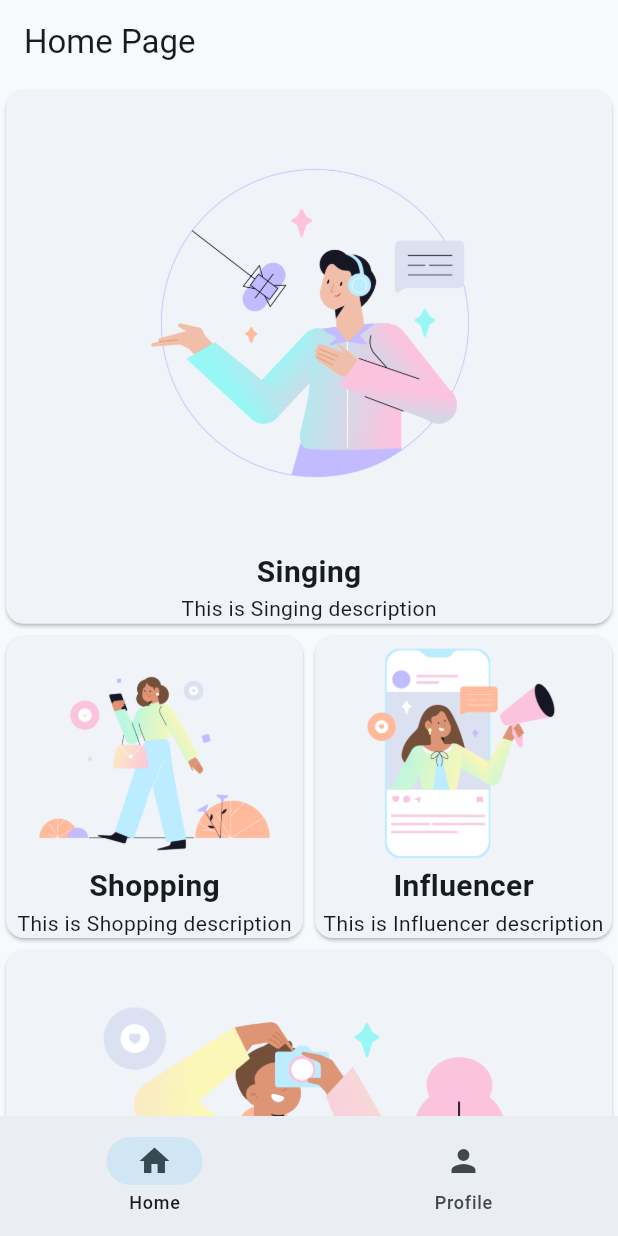
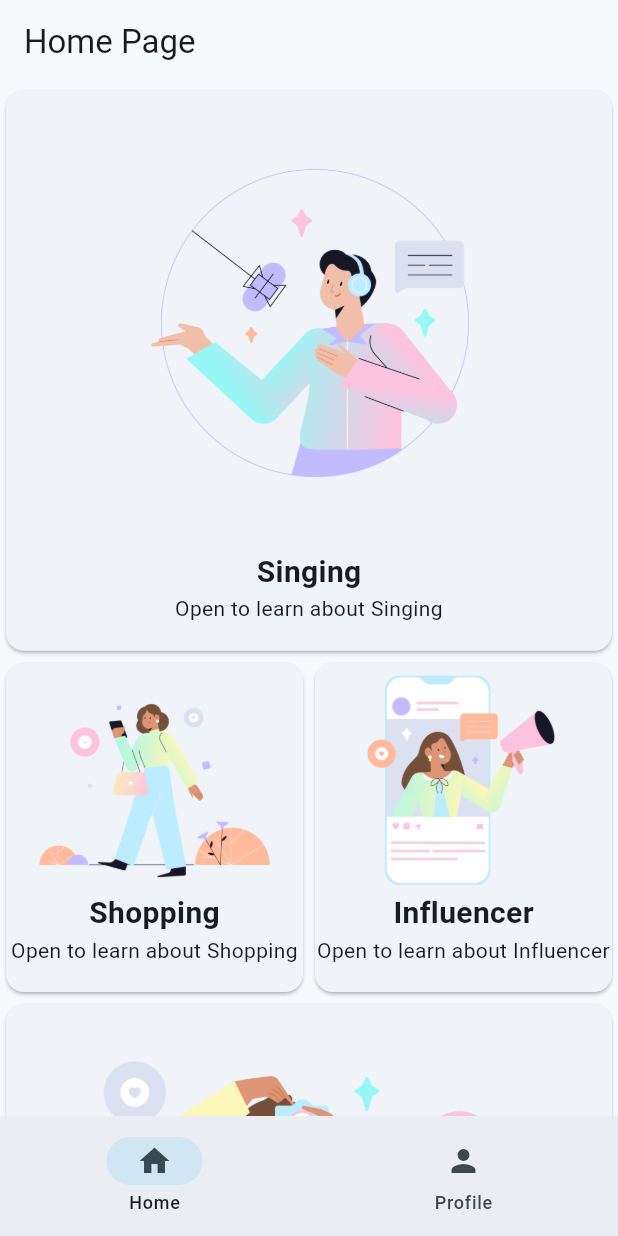
Before and after one commit to themohitkhandal/flutter_app, a Flutter app: the screen it shows after launch, on a phone screen of 412 x 824 dp. Run offline on Flutter 3.47's test engine with Material 2 defaults, Android fonts, the phone set to English and light mode, and no system bars.

Commit message:
Project Completed

```diff
--- a/lib/class/card_class.dart
+++ b/lib/class/card_class.dart
@@ -2,7 +2,9 @@ class ItemClass {
   ItemClass({
     required this.title,
     required this.imagePath,
+    required this.desc,
   });
   String title;
   String imagePath;
+  String desc;
 }
--- a/lib/core/constants.dart
+++ b/lib/core/constants.dart
@@ -3,4 +3,14 @@ const double kHeight10 = 10.0;
 const double kHeight20 = 20.0;
 const double kHeight40 = 40.0;
 
-const String description = 'Lorem Ipsum is simply dummy text of the printing and typesetting industry. Lorem Ipsum has been the industry\'s standard dummy text ever since the 1500s, when an unknown printer took a galley of type and scrambled it to make a type specimen book. It has survived not only five centuries, but also the leap into electronic typesetting, remaining essentially unchanged. It was popularised in the 1960s with the release of Letraset sheets containing Lorem Ipsum passages, and more recently with desktop publishing software like Aldus PageMaker including versions of Lorem Ipsum.';
+const String singing =
+    'Singing is a beautiful and expressive form of vocal art that has been a part of human culture for thousands of years. It is the act of producing musical sounds with the voice, typically in a melodious and harmonious manner. Singing is not just about hitting the right notes; it involves emotion, storytelling, and conveying feelings through the lyrics and melody.Throughout history, singing has played a significant role in various cultures and societies. It has been used to celebrate joyous occasions, express grief and sorrow, pass down traditions and stories, and even communicate across long distances. Singing is a universal language that transcends barriers, as the emotions it conveys can be understood and appreciated by people from different backgrounds and languages.';
+
+const String shopping =
+    'Shopping is a fundamental activity that has been an integral part of human societies for centuries. It involves the process of acquiring goods or services in exchange for money or other forms of payment. From traditional marketplaces to modern online platforms, shopping has evolved and adapted to meet the changing needs and preferences of consumers.Throughout history, marketplaces and bazaars have been bustling centers of trade, where people gather to buy and sell a wide variety of goods. ';
+
+const String photography =
+    'Photography is a captivating and powerful art form that allows us to capture and preserve moments in time, telling stories, evoking emotions, and leaving a lasting impact on viewers. Through the lens of a camera, photographers can transform ordinary scenes into extraordinary images, revealing the beauty and essence of the world around us.The history of photography dates back to the early 19th century, with the invention of the camera obscura and the development of photographic processes. Since then, photography has undergone a remarkable evolution, from bulky and complex equipment to the compact and sophisticated digital cameras we use today. ';
+
+const String influencer =
+    'An influencer is a person who has established a significant following on social media platforms and other online channels and has the ability to influence the opinions, behaviors, and purchasing decisions of their audience. These individuals often have a specific niche or area of expertise that resonates with their followers, and they use their platforms to create engaging content that captures the attention and loyalty of their audience.In recent years, influencer marketing has become a powerful force in the digital landscape, with brands and businesses recognizing the value of partnering with influencers to promote their products and services.';
--- /dev/null
+++ b/lib/core/notifier.dart
@@ -0,0 +1,3 @@
+import 'package:flutter/material.dart';
+
+ValueNotifier<bool> isDarkModeNotifier = ValueNotifier(false);
--- a/lib/pages/description_page.dart
+++ b/lib/pages/description_page.dart
@@ -82,9 +82,9 @@ class _DescriptionPageState extends State<DescriptionPage> {
                 const SizedBox(
                   height: kHeight10,
                 ),
-                const Text(
-                  description,
-                  style: TextStyle(
+                Text(
+                  widget.box.desc,
+                  style: const TextStyle(
                     fontSize: 18,
                   ),
                   textAlign: TextAlign.center,
--- a/lib/pages/home_page.dart
+++ b/lib/pages/home_page.dart
@@ -1,5 +1,6 @@
 import 'package:flutter/material.dart';
 import 'package:flutter_app/class/card_class.dart';
+import 'package:flutter_app/core/constants.dart';
 import 'package:flutter_app/widget/card_widget.dart';
 
 class HomePage extends StatelessWidget {
@@ -15,27 +16,27 @@ class HomePage extends StatelessWidget {
         child: Column(
           children: [
             CardWidget(
-              box: ItemClass(title: 'Singing', imagePath: 'images/sing.png'),
+              box: ItemClass(title: 'Singing', imagePath: 'images/sing.png',  desc: singing),
             ),
             Row(
               children: [
                 Expanded(
                   child: CardWidget(
                     box: ItemClass(
-                        title: 'Shopping', imagePath: 'images/shopping.png'),
+                        title: 'Shopping', imagePath: 'images/shopping.png', desc: shopping),
                   ),
                 ),
                 Expanded(
                   child: CardWidget(
                     box: ItemClass(
-                        title: 'Influencer', imagePath: 'images/influencer.png'),
+                        title: 'Influencer', imagePath: 'images/influencer.png' ,desc: influencer),
                   ),
                 ),
               ],
             ),
             CardWidget(
               box: ItemClass(
-                  title: 'Photography', imagePath: 'images/photography.png'),
+                  title: 'Photography', imagePath: 'images/photography.png', desc: photography),
             ),
           ],
         ),
--- a/lib/widget/card_widget.dart
+++ b/lib/widget/card_widget.dart
@@ -25,6 +25,8 @@ class CardWidget extends StatelessWidget {
       child: Card(
         child: SizedBox(
             width: double.infinity,
+            child: Padding(
+              padding: const EdgeInsets.only(bottom: 18.0),
               child: Column(
                 children: [
                   const SizedBox(height: 4),
@@ -34,8 +36,12 @@ class CardWidget extends StatelessWidget {
                     style: const TextStyle(
                         fontSize: kHeight20, fontWeight: FontWeight.bold),
                   ),
-                Text("This is ${box.title} description")
+                  Text(
+                    'Open to learn about ${box.title}',
+                    textAlign: TextAlign.center,
+                  ),
                 ],
+              ),
             )),
       ),
     );
```
Also changed, not shown: lib/main.dart (+7 -48 lines), lib/pages/profile_page.dart (+14 -0 lines), 3 other files. Lines whose indentation alone changed are shown as unchanged.
